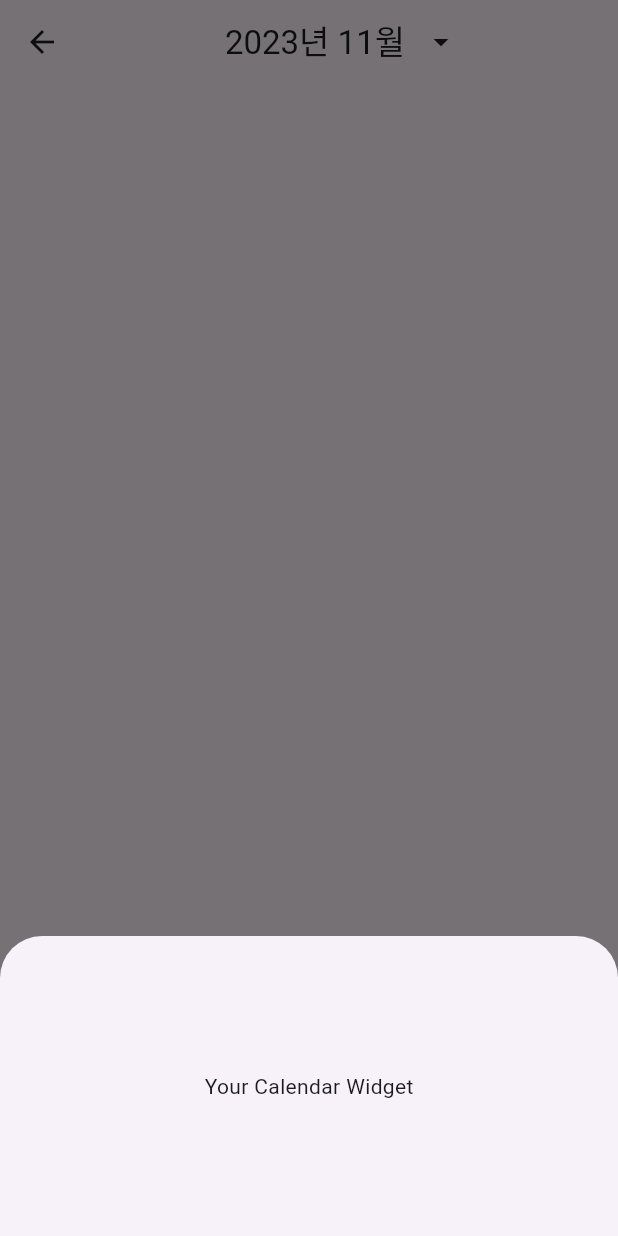
After one commit to astraglus03/Flutter_DayTrip_Project, a Flutter app: the HomeExhibition screen opened directly, after a tap on the "arrow drop down" icon, on a phone screen of 412 x 824 dp. The commit adds this screen. Run offline on Flutter 3.47's test engine with Material 3 defaults, Android fonts, the phone set to English and light mode, and no system bars; our stand-ins replace carousel_slider, google_maps_flutter.

Commit message:
전시 이벤트처리 틀 완성

```diff
--- /dev/null
+++ b/lib/Screen/home_exhibition.dart
@@ -0,0 +1,48 @@
+import 'package:flutter/material.dart';
+
+class HomeExhibition extends StatefulWidget {
+  const HomeExhibition({Key? key}) : super(key: key);
+
+  @override
+  _HomeExhibitionState createState() => _HomeExhibitionState();
+
+}
+
+class _HomeExhibitionState extends State<HomeExhibition> {
+
+  @override
+  Widget build(BuildContext context) {
+    return Scaffold(
+      appBar: AppBar(
+        title: Row(
+          mainAxisAlignment: MainAxisAlignment.center,
+          children: [
+            Text('2023년 11월'),
+            IconButton(
+              icon: Icon(Icons.arrow_drop_down),
+              onPressed: () {
+                // 버튼을 눌렀을 때 showModalBottomSheet 호출
+                _showCalendarModal(context);
+              },
+            ),
+          ],
+        ),
+      ),
+      //body: PostTab(), // DayLog 위젯을 여기에 추가
+    );
+  }
+}
+
+void _showCalendarModal(BuildContext context) {
+  showModalBottomSheet(
+    context: context,
+    builder: (BuildContext context) {
+      return Container(
+        height: 200,
+        child: Center(
+          child: Text('Your Calendar Widget'),
+        ),
+      );
+    },
+  );
+}
--- a/lib/Screen/home_recent.dart
+++ b/lib/Screen/home_recent.dart
@@ -4,10 +4,10 @@ class HomeRecent extends StatefulWidget {
   const HomeRecent({Key? key}) : super(key: key);
 
   @override
-  _HomePopularState createState() => _HomePopularState();
+  _HomeRecentState createState() => _HomeRecentState();
 }
 
-class _HomePopularState extends State<HomeRecent> {
+class _HomeRecentState extends State<HomeRecent> {
   int _currentIndex = 0;
 
   @override
--- /dev/null
+++ b/lib/const/colors.dart
@@ -0,0 +1,6 @@
+import 'package:flutter/material.dart';
+
+const PRIMARY_COLOR= Color(0xFF0DB2B2);
+final LIGHT_GREY_COLOR= Colors.grey[200]!;
+final DARK_GREY_COLOR = Colors.grey[600]!;
+final TEXT_FIELD_FILL_COLOR= Colors.grey[300]!;
```
Also changed, not shown: lib/Screen/home_screen.dart (+5 -4 lines).
